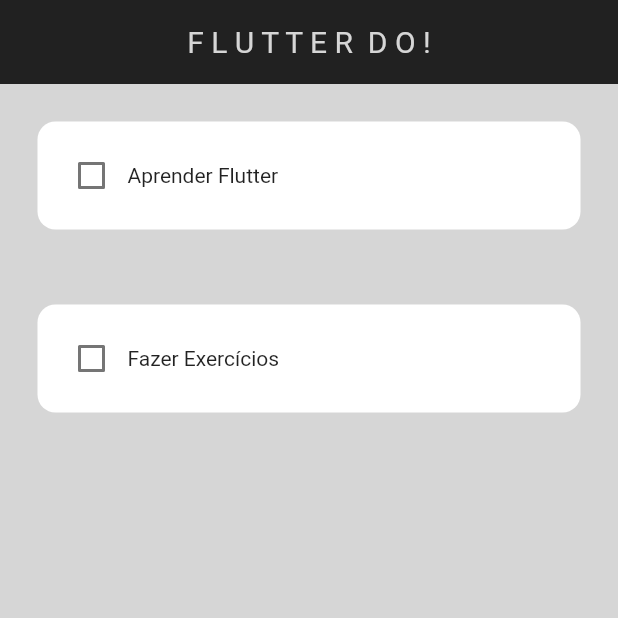
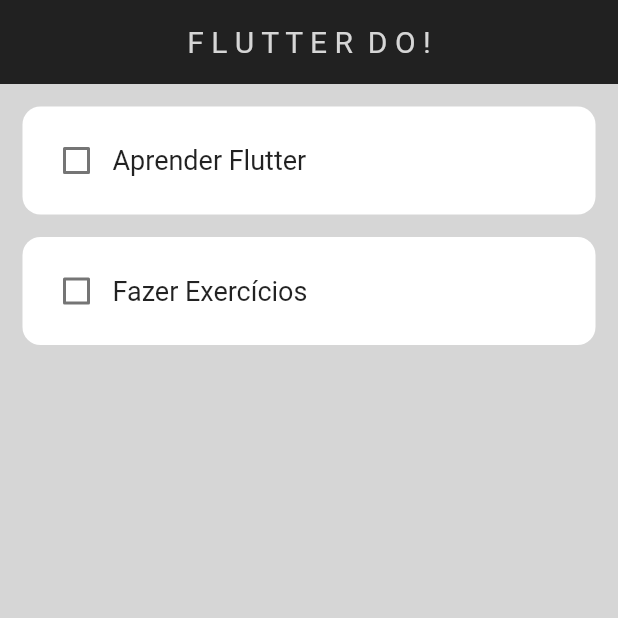
Before and after one commit to OGabrielPereira/FlutterDo, a Flutter app: the screen it shows after launch, on a phone screen of 412 x 824 dp, the top half of it. Run offline on Flutter 3.47's test engine with Material 2 defaults, Android fonts, the phone set to English and light mode, and no system bars.

Commit message:
ToDoTile font ajusts

```diff
--- a/lib/utils/todo_tile.dart
+++ b/lib/utils/todo_tile.dart
@@ -16,7 +16,7 @@
   @override
   Widget build(BuildContext context) {
     return Padding(
-      padding: const EdgeInsets.all(25.0),
+      padding: const EdgeInsets.only(left: 15.0, right: 15.0, top: 15.0),
 
       child: Container(
         padding: const EdgeInsets.all(12),
@@ -29,10 +29,22 @@
         child: Row(
           children: [
             //checkbox
-            Checkbox(value: taskCompleted, onChanged: onChanged),
+            Checkbox(
+              value: taskCompleted,
+              onChanged: onChanged,
+              activeColor: const Color.fromARGB(216, 0, 0, 0),
+            ),
 
             //task name
-            Text(taskName),
+            Text(
+              taskName,
+              style: const TextStyle(
+                fontSize: 18,
+                fontWeight: FontWeight.w400,
+
+
+              )
+            ),
           ],
         ),
       ),
```
